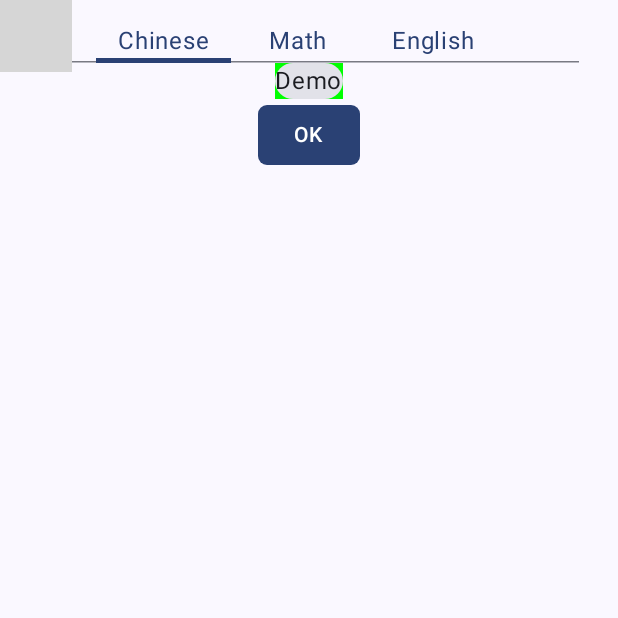
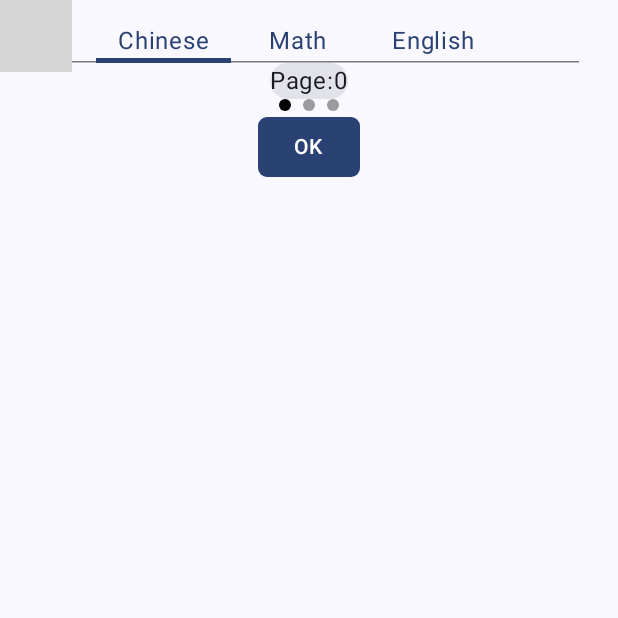
Before and after one commit to Melendez1209/Know_your_learning, an Android app built with Jetpack Compose: the screen it shows after launch (MainActivity), after a tap on "Import", on a phone screen of 412 x 824 dp, the top half of it. Run offline under Robolectric (Android 15) with nearby library versions, the phone set to English and light mode, and no system bars; our stand-ins replace accompanist; libraries missing offline, so code that uses them is left out: com.vanpra.composematerialdialogs; 2 statements that could not run were skipped; grey boxes are pictures that could not be loaded.

Commit message:
Android:finished basic linkage of tabs and pages

```diff
--- a/Android/app/build.gradle
+++ b/Android/app/build.gradle
@@ -52,6 +52,7 @@ dependencies {
     implementation 'com.google.accompanist:accompanist-systemuicontroller:0.29.1-alpha'
     implementation 'io.github.vanpra.compose-material-dialogs:datetime:0.9.0'
     implementation "com.google.accompanist:accompanist-pager:0.25.1"
+    implementation "com.google.accompanist:accompanist-pager-indicators:0.25.1"
 
     implementation 'androidx.core:core-ktx:1.9.0'
     implementation 'androidx.lifecycle:lifecycle-runtime-ktx:2.6.0-aplha05'
--- a/Android/app/src/main/java/com/melendez/knowyourlearning/Screen/ImportScreen.kt
+++ b/Android/app/src/main/java/com/melendez/knowyourlearning/Screen/ImportScreen.kt
@@ -1,7 +1,6 @@
 package com.melendez.knowyourlearning.Screen
 
 import android.util.Log
-import androidx.compose.foundation.background
 import androidx.compose.foundation.clickable
 import androidx.compose.foundation.layout.Box
 import androidx.compose.foundation.layout.Column
@@ -25,13 +24,13 @@ import androidx.compose.runtime.rememberCoroutineScope
 import androidx.compose.runtime.setValue
 import androidx.compose.ui.Alignment
 import androidx.compose.ui.Modifier
-import androidx.compose.ui.graphics.Color
 import androidx.compose.ui.res.stringResource
 import androidx.compose.ui.tooling.preview.Preview
 import androidx.compose.ui.unit.dp
 import androidx.navigation.NavHostController
 import com.google.accompanist.pager.ExperimentalPagerApi
 import com.google.accompanist.pager.HorizontalPager
+import com.google.accompanist.pager.HorizontalPagerIndicator
 import com.google.accompanist.pager.rememberPagerState
 import com.melendez.knowyourlearning.R
 import com.vanpra.composematerialdialogs.MaterialDialog
@@ -65,7 +64,6 @@ fun ImportPagePreview() {
     val dateDialogState = rememberMaterialDialogState()
 
     //Value for page
-
     val Chinese = stringResource(R.string.Chinese)
     val Math = stringResource(R.string.math)
     val English = stringResource(R.string.english)
@@ -94,12 +92,16 @@ fun ImportPagePreview() {
                     }
                 }
             }
-            HorizontalPager(state = state, count = 1) { page ->
-                Card(modifier = Modifier.background(Color.Green)) {
-                    Log.d(TAG, "ImportPagePreview: Loading:" + page)
-                    Text(text = "Demo")
+            HorizontalPager(state = state, count = tabs.size) { page ->
+                Card() {
+                    Log.d(TAG, "ImportPagePreview: Loading:" + tabs[page] + page)
+                    Text(text = "Page:$page")
                 }
             }
+            HorizontalPagerIndicator(
+                pagerState = state,
+                modifier = Modifier.align(alignment = Alignment.CenterHorizontally)
+            )
 
             Button(
                 shape = RoundedCornerShape(6.dp),
--- a/Android/build.gradle
+++ b/Android/build.gradle
@@ -1,6 +1,6 @@
 // Top-level build file where you can add configuration options common to all sub-projects/modules.
 plugins {
-    id 'com.android.application' version '8.1.0-alpha04' apply false
-    id 'com.android.library' version '8.1.0-alpha04' apply false
+    id 'com.android.application' version '8.1.0-alpha05' apply false
+    id 'com.android.library' version '8.1.0-alpha05' apply false
     id 'org.jetbrains.kotlin.android' version '1.7.20' apply false
 }
```
